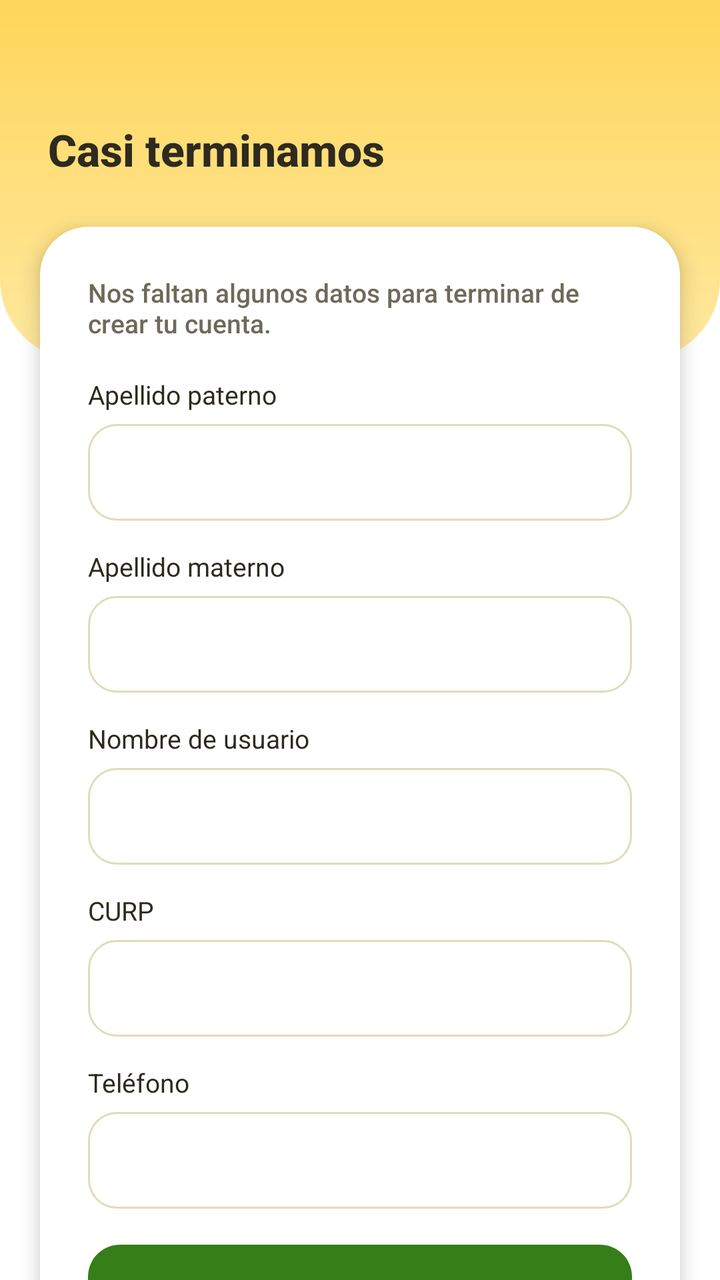
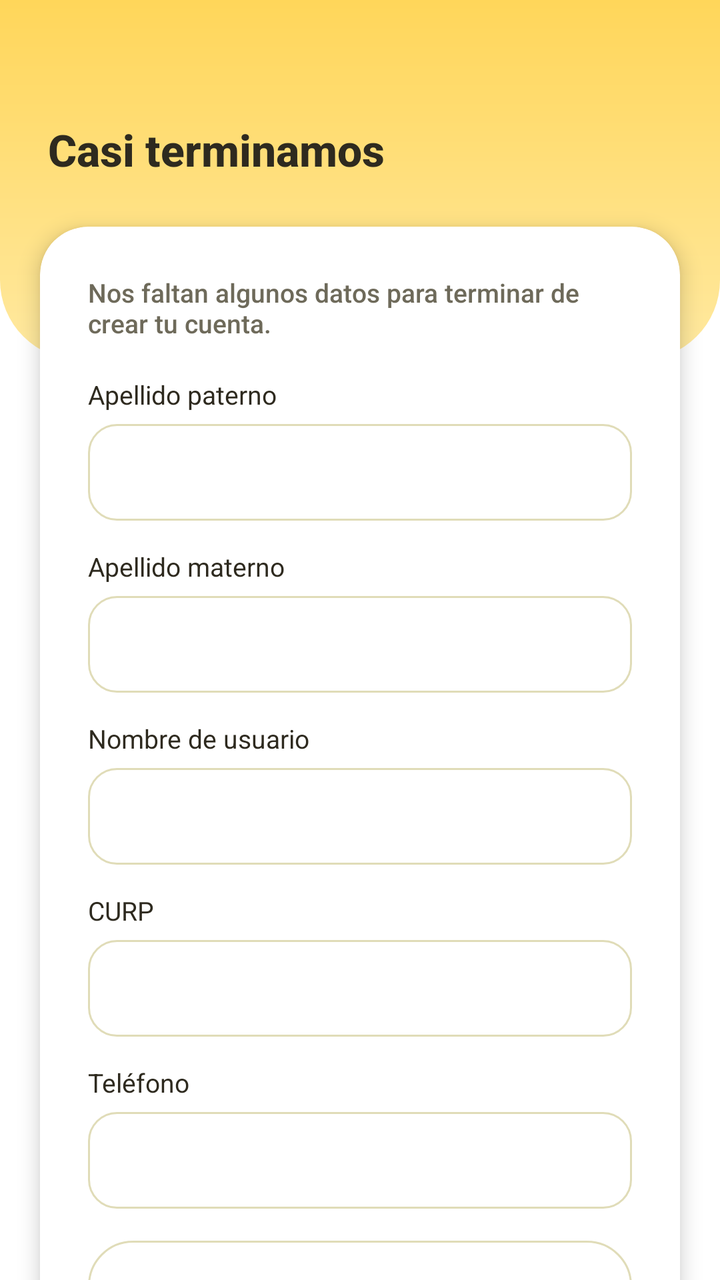

Two renders of the same Android screen: before a commit and after it. Below are the layout's source before the change and the commit's diff.
<!-- AndroidManifest.xml: application theme Theme.Ocasion_mobil_v2 -->
<!-- res/layout/activity_complete_google_register.xml -->
<?xml version="1.0" encoding="utf-8"?>
<androidx.core.widget.NestedScrollView
    xmlns:android="http://schemas.android.com/apk/res/android"
    xmlns:app="http://schemas.android.com/apk/res-auto"
    android:layout_width="match_parent"
    android:layout_height="match_parent"
    android:fillViewport="true"
    android:background="@color/bg_general">

    <androidx.constraintlayout.widget.ConstraintLayout
        android:layout_width="match_parent"
        android:layout_height="wrap_content">

        <View
            android:id="@+id/viewHeaderBg"
            android:layout_width="0dp"
            android:layout_height="180dp"
            android:background="@drawable/bg_header_curve"
            app:layout_constraintTop_toTopOf="parent"
            app:layout_constraintStart_toStartOf="parent"
            app:layout_constraintEnd_toEndOf="parent" />

        <TextView
            android:id="@+id/tvTitle"
            android:layout_width="0dp"
            android:layout_height="wrap_content"
            android:layout_marginTop="60dp"
            android:layout_marginStart="24dp"
            android:layout_marginEnd="24dp"
            android:text="Casi terminamos"
            android:textColor="@color/texto_principal"
            android:textSize="22sp"
            android:fontFamily="sans-serif-medium"
            android:textStyle="bold"
            app:layout_constraintTop_toTopOf="parent"
            app:layout_constraintStart_toStartOf="parent"
            app:layout_constraintEnd_toEndOf="parent" />

        <androidx.cardview.widget.CardView
            android:id="@+id/cardForm"
            android:layout_width="0dp"
            android:layout_height="wrap_content"
            android:layout_marginStart="20dp"
            android:layout_marginTop="24dp"
            android:layout_marginEnd="20dp"
            android:layout_marginBottom="30dp"
            app:cardBackgroundColor="@color/blanco"
            app:cardCornerRadius="24dp"
            app:cardElevation="6dp"
            app:layout_constraintTop_toBottomOf="@id/tvTitle"
            app:layout_constraintStart_toStartOf="parent"
            app:layout_constraintEnd_toEndOf="parent">

            <LinearLayout
                android:layout_width="match_parent"
                android:layout_height="wrap_content"
                android:orientation="vertical"
                android:padding="24dp">

                <TextView
                    android:layout_width="match_parent"
                    android:layout_height="wrap_content"
                    android:layout_marginBottom="18dp"
                    android:text="Nos faltan algunos datos para terminar de crear tu cuenta."
                    android:textColor="@color/texto_secundario"
                    android:textSize="13sp"
                    android:fontFamily="sans-serif-medium" />

                <TextView
                    android:layout_width="wrap_content"
                    android:layout_height="wrap_content"
                    android:text="Apellido paterno"
                    android:textColor="@color/texto_principal"
                    android:textSize="13sp"
                    android:layout_marginBottom="6dp" />

                <EditText
                    android:id="@+id/etApellidoPaterno"
                    android:layout_width="match_parent"
                    android:layout_height="wrap_content"
                    android:background="@drawable/bg_edittext"
                    android:inputType="textPersonName"
                    android:maxLines="1" />

                <TextView
                    android:layout_width="wrap_content"
                    android:layout_height="wrap_content"
                    android:layout_marginTop="14dp"
                    android:text="Apellido materno"
                    android:textColor="@color/texto_principal"
                    android:textSize="13sp"
                    android:layout_marginBottom="6dp" />

                <EditText
                    android:id="@+id/etApellidoMaterno"
                    android:layout_width="match_parent"
                    android:layout_height="wrap_content"
                    android:background="@drawable/bg_edittext"
                    android:inputType="textPersonName"
                    android:maxLines="1" />

                <TextView
                    android:layout_width="wrap_content"
                    android:layout_height="wrap_content"
                    android:layout_marginTop="14dp"
                    android:text="Nombre de usuario"
                    android:textColor="@color/texto_principal"
                    android:textSize="13sp"
                    android:layout_marginBottom="6dp" />

                <EditText
                    android:id="@+id/etNombreUsuario"
                    android:layout_width="match_parent"
                    android:layout_height="wrap_content"
                    android:background="@drawable/bg_edittext"
                    android:inputType="text"
                    android:maxLines="1" />

                <TextView
                    android:layout_width="wrap_content"
                    android:layout_height="wrap_content"
                    android:layout_marginTop="14dp"
                    android:text="CURP"
                    android:textColor="@color/texto_principal"
                    android:textSize="13sp"
                    android:layout_marginBottom="6dp" />

                <EditText
                    android:id="@+id/etCurp"
                    android:layout_width="match_parent"
                    android:layout_height="wrap_content"
                    android:background="@drawable/bg_edittext"
                    android:inputType="textCapCharacters"
                    android:maxLength="18"
                    android:maxLines="1" />

                <TextView
                    android:layout_width="wrap_content"
                    android:layout_height="wrap_content"
                    android:layout_marginTop="14dp"
                    android:text="Teléfono"
                    android:textColor="@color/texto_principal"
                    android:textSize="13sp"
                    android:layout_marginBottom="6dp" />

                <EditText
                    android:id="@+id/etTelefono"
                    android:layout_width="match_parent"
                    android:layout_height="wrap_content"
                    android:background="@drawable/bg_edittext"
                    android:inputType="phone"
                    android:maxLength="10"
                    android:maxLines="1" />

                <TextView
                    android:id="@+id/tvError"
                    android:layout_width="match_parent"
                    android:layout_height="wrap_content"
                    android:layout_marginTop="12dp"
                    android:textColor="@color/rojo_error"
                    android:textSize="12sp"
                    android:visibility="gone" />

                <Button
                    android:id="@+id/btnCompletar"
                    android:layout_width="match_parent"
                    android:layout_height="52dp"
                    android:layout_marginTop="18dp"
                    android:background="@drawable/bg_button_primary"
                    android:elevation="0dp"
                    android:stateListAnimator="@null"
                    android:text="Completar registro"
                    android:textAllCaps="false"
                    android:textColor="@color/blanco"
                    android:textSize="15sp"
                    android:textStyle="bold" />

                <ProgressBar
                    android:id="@+id/progressCompletar"
                    style="?android:attr/progressBarStyleSmall"
                    android:layout_width="wrap_content"
                    android:layout_height="wrap_content"
                    android:layout_gravity="center"
                    android:layout_marginTop="10dp"
                    android:indeterminateTint="@color/naranja_primario"
                    android:visibility="gone" />

            </LinearLayout>

        </androidx.cardview.widget.CardView>

    </androidx.constraintlayout.widget.ConstraintLayout>

</androidx.core.widget.NestedScrollView>
<!-- resources referenced by this layout -->
<resources>
  <!-- drawable bg_button_primary (drawable) -->
  <?xml version="1.0" encoding="utf-8"?>
  <selector xmlns:android="http://schemas.android.com/apk/res/android">
      <item android:state_pressed="true">
          <shape android:shape="rectangle">
              <solid android:color="@color/verde_primario" />
              <corners android:radius="16dp" />
          </shape>
      </item>
      <item>
          <shape android:shape="rectangle">
              <solid android:color="@color/naranja_primario" />
              <corners android:radius="16dp" />
          </shape>
      </item>
  </selector>
  <style name="Theme.Ocasion_mobil_v2" parent="Theme.MaterialComponents.Light.NoActionBar">
          <item name="colorPrimary">@color/verde_primario</item>
          <item name="colorPrimaryVariant">@color/verde_primario</item>
          <item name="colorOnPrimary">@color/blanco</item>
          <item name="colorSecondary">@color/naranja_primario</item>
          <item name="colorOnSecondary">@color/texto_principal</item>
          <item name="colorAccent">@color/naranja_primario</item>
  
          
          <item name="colorPrimaryDark">@color/header_footer_dark</item>
          <item name="android:statusBarColor">@color/header_footer_dark</item>
          <item name="android:windowLightStatusBar">true</item>
          <item name="android:enforceStatusBarContrast">false</item>
      </style>
  <!-- unchanged entries left out for length: 12 -->
</resources>

<!-- the commit's change to res/layout/activity_complete_google_register.xml (unified diff, before → after) -->
@@ -161,6 +161,13 @@
                     android:textSize="12sp"
                     android:visibility="gone" />
 
+                <include
+                    android:id="@+id/panelConfirmacionLegal"
+                    layout="@layout/tarjeta_confirmacion_legal"
+                    android:layout_width="match_parent"
+                    android:layout_height="wrap_content"
+                    android:layout_marginTop="16dp" />
+
                 <Button
                     android:id="@+id/btnCompletar"
                     android:layout_width="match_parent"
@@ -192,3 +199,70 @@
     </androidx.constraintlayout.widget.ConstraintLayout>
 
 </androidx.core.widget.NestedScrollView>
+<!-- res/layout/tarjeta_confirmacion_legal.xml (included above) -->
+<?xml version="1.0" encoding="utf-8"?>
+<LinearLayout xmlns:android="http://schemas.android.com/apk/res/android"
+    android:layout_width="match_parent"
+    android:layout_height="wrap_content"
+    android:background="@drawable/bg_owner_card"
+    android:orientation="vertical"
+    android:padding="16dp">
+
+    <TextView
+        android:id="@+id/tituloConfirmacionLegal"
+        style="@style/ClienteTitulo"
+        android:accessibilityHeading="true"
+        android:text="@string/legal_centro" />
+
+    <TextView android:id="@+id/resumenConfirmacionLegal" style="@style/ClienteTexto" />
+
+    <com.google.android.material.button.MaterialButton
+        android:id="@+id/btnPrivacidadIntegral"
+        style="@style/Widget.MaterialComponents.Button.TextButton"
+        android:layout_width="match_parent"
+        android:layout_height="wrap_content"
+        android:layout_marginTop="4dp"
+        android:gravity="start|center_vertical"
+        android:minHeight="48dp"
+        android:text="@string/legal_privacidad"
+        android:textAllCaps="false"
+        android:textColor="@color/boton_texto" />
+
+    <com.google.android.material.button.MaterialButton
+        android:id="@+id/btnTerminosUso"
+        style="@style/Widget.MaterialComponents.Button.TextButton"
+        android:layout_width="match_parent"
+        android:layout_height="wrap_content"
+        android:gravity="start|center_vertical"
+        android:minHeight="48dp"
+        android:text="@string/legal_terminos"
+        android:textAllCaps="false"
+        android:textColor="@color/boton_texto" />
+
+    <com.google.android.material.button.MaterialButton
+        android:id="@+id/btnAvisoLegal"
+        style="@style/Widget.MaterialComponents.Button.TextButton"
+        android:layout_width="match_parent"
+        android:layout_height="wrap_content"
+        android:gravity="start|center_vertical"
+        android:minHeight="48dp"
+        android:text="@string/legal_aviso"
+        android:textAllCaps="false"
+        android:textColor="@color/boton_texto" />
+
+    <com.google.android.material.checkbox.MaterialCheckBox
+        android:id="@+id/casillaConfirmacionLegal"
+        android:layout_width="match_parent"
+        android:layout_height="wrap_content"
+        android:layout_marginTop="4dp"
+        android:minHeight="48dp"
+        android:textColor="@color/texto_principal" />
+
+    <TextView
+        android:id="@+id/errorConfirmacionLegal"
+        style="@style/ClienteTexto"
+        android:accessibilityLiveRegion="polite"
+        android:text="@string/legal_error_aceptacion"
+        android:textColor="@color/rojo_error"
+        android:visibility="gone" />
+</LinearLayout>
<!-- resource entries referenced after the edit -->
@@ -5,7 +5,7 @@
   <selector xmlns:android="http://schemas.android.com/apk/res/android">
       <item android:state_pressed="true">
           <shape android:shape="rectangle">
-              <solid android:color="@color/verde_primario" />
+              <solid android:color="#DC621E" />
               <corners android:radius="16dp" />
           </shape>
       </item>
@@ -16,7 +16,45 @@
           </shape>
       </item>
   </selector>
+  <!-- drawable bg_owner_card (drawable) -->
+  <?xml version="1.0" encoding="utf-8"?>
+  <shape xmlns:android="http://schemas.android.com/apk/res/android"
+      android:shape="rectangle">
+  
+      <solid android:color="@color/blanco" />
+  
+      <corners android:radius="22dp" />
+  
+      <stroke
+          android:width="1dp"
+          android:color="@color/borde_input" />
+  
+  </shape>
+  <string name="legal_aviso">Aviso legal</string>
+  <string name="legal_centro">Privacidad y términos</string>
+  <string name="legal_error_aceptacion">Marca la casilla para continuar.</string>
+  <string name="legal_privacidad">Aviso de privacidad integral</string>
+  <string name="legal_terminos">Términos de uso</string>
+  <style name="ClienteTexto" parent="">
+          <item name="android:layout_width">match_parent</item>
+          <item name="android:layout_height">wrap_content</item>
+          <item name="android:layout_width">match_parent</item>
+          <item name="android:layout_height">wrap_content</item>
+          <item name="android:layout_marginTop">8dp</item>
+          <item name="android:textSize">14sp</item>
+          <item name="android:lineSpacingExtra">3dp</item>
+          <item name="android:textColor">@color/texto_secundario</item>
+      </style>
+  <style name="ClienteTitulo" parent="">
+          <item name="android:layout_width">match_parent</item>
+          <item name="android:layout_height">wrap_content</item>
+          <item name="android:textSize">19sp</item>
+          <item name="android:textStyle">bold</item>
+          <item name="android:textColor">@color/texto_principal</item>
+      </style>
   <style name="Theme.Ocasion_mobil_v2" parent="Theme.MaterialComponents.Light.NoActionBar">
+          <item name="materialButtonStyle">@style/BotonOcasionPrincipal</item>
+          <item name="materialButtonOutlinedStyle">@style/BotonOcasionSecundario</item>
           <item name="colorPrimary">@color/verde_primario</item>
           <item name="colorPrimaryVariant">@color/verde_primario</item>
           <item name="colorOnPrimary">@color/blanco</item>
@@ -30,6 +68,32 @@
           <item name="android:windowLightStatusBar">true</item>
           <item name="android:enforceStatusBarContrast">false</item>
       </style>
+  <style name="BotonOcasionPrincipal" parent="Widget.MaterialComponents.Button">
+          <item name="backgroundTint">@color/boton_principal_fondo</item>
+          <item name="android:textColor">@color/boton_texto</item>
+          <item name="android:textAllCaps">false</item>
+          <item name="android:textStyle">bold</item>
+          <item name="android:minHeight">48dp</item>
+          <item name="cornerRadius">16dp</item>
+          <item name="android:letterSpacing">0</item>
+          <item name="android:stateListAnimator">@null</item>
+          <item name="elevation">0dp</item>
+          <item name="rippleColor">#242E2A1F</item>
+      </style>
+  <style name="BotonOcasionSecundario" parent="Widget.MaterialComponents.Button.OutlinedButton">
+          <item name="backgroundTint">@color/blanco</item>
+          <item name="strokeColor">@color/boton_secundario_borde</item>
+          <item name="strokeWidth">1dp</item>
+          <item name="android:textColor">@color/boton_texto</item>
+          <item name="android:textAllCaps">false</item>
+          <item name="android:minHeight">48dp</item>
+          <item name="cornerRadius">16dp</item>
+          <item name="android:textStyle">bold</item>
+          <item name="android:letterSpacing">0</item>
+          <item name="android:stateListAnimator">@null</item>
+          <item name="elevation">0dp</item>
+          <item name="rippleColor">#24F57328</item>
+      </style>
   <!-- unchanged entries left out for length: 12 -->
 </resources>
 
